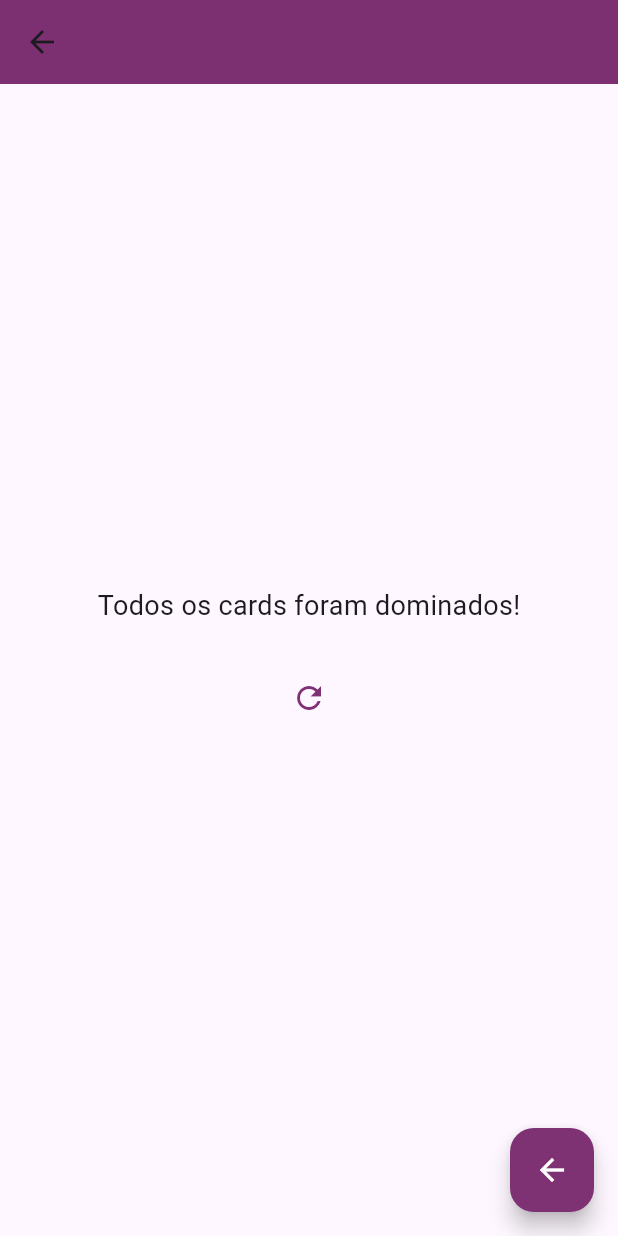
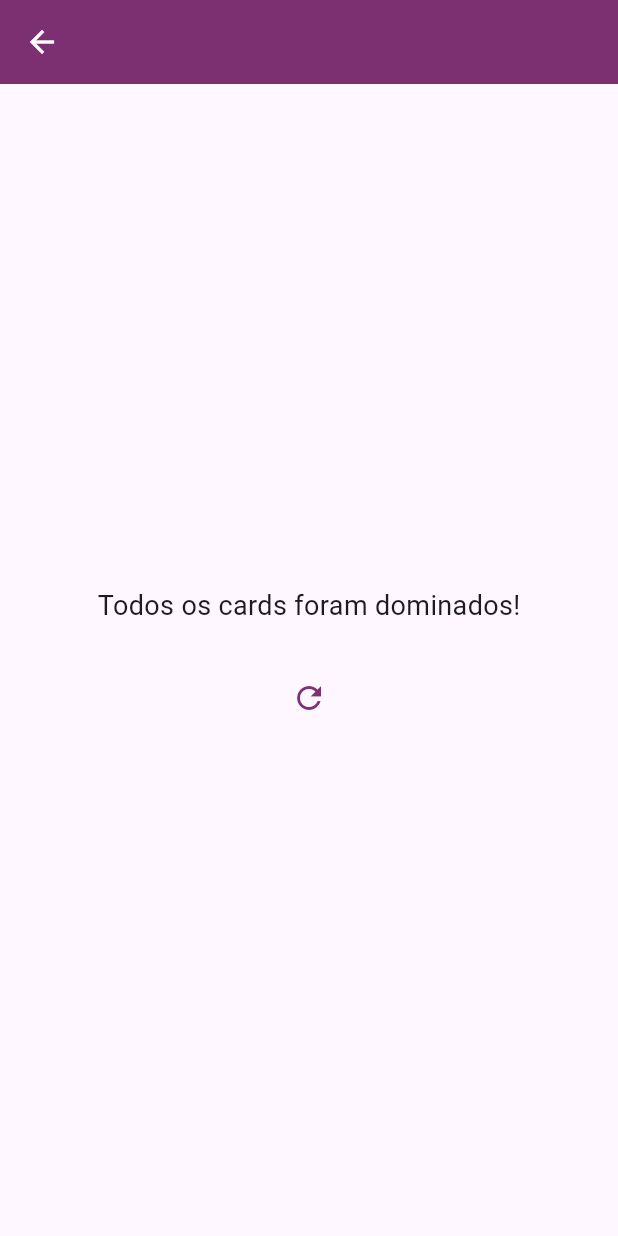
Before and after one commit to Brunno-Bocardo/mindFlash, a Flutter app: the TelaDeckPlay screen opened directly with empty values, on a phone screen of 412 x 824 dp. Run offline on Flutter 3.47's test engine with Material 3 defaults, Android fonts, the phone set to English and light mode, and no system bars; our stand-ins replace firebase_auth, firebase_core, go_router, sqflite; accounts and stored records are empty; generated files the repository leaves out were written again.

Commit message:
estilo da página de play

```diff
--- a/app_flashcards/lib/screens/tela_play_deck.dart
+++ b/app_flashcards/lib/screens/tela_play_deck.dart
@@ -128,7 +128,18 @@ class _TelaDeckPlayState extends State<TelaDeckPlay> {
   Widget build(BuildContext context) {
     if (_activeCards.isEmpty) {
       return Scaffold(
-        appBar: AppBar(backgroundColor: const Color.fromARGB(255, 124, 48, 114)),
+        appBar: AppBar(
+          backgroundColor: const Color.fromARGB(255, 124, 48, 114),
+          leading: IconButton(
+              icon: const Icon(Icons.arrow_back),
+              onPressed: () {
+                final deckId = widget.deckId;
+                context.go('/deck/$deckId');
+              },
+            ),
+          iconTheme: IconThemeData( color: Colors.white ),
+        ),
+
         body: Center(
           child: Column(
             mainAxisAlignment: MainAxisAlignment.center,
@@ -148,54 +159,54 @@ class _TelaDeckPlayState extends State<TelaDeckPlay> {
             ],
           ),
         ),
-        floatingActionButton: FloatingActionButton(
-          onPressed: () {
-            final deckId = widget.deckId;
-            context.go('/deck/$deckId');
-          },
-          backgroundColor: const Color.fromARGB(255, 126, 49, 115),
-          foregroundColor: Colors.white,
-          child: const Icon(Icons.arrow_back),
-        ),
       );
     }
 
     final currentCard = _activeCards[_currentIndex];
 
     return Scaffold(
-      appBar: AppBar(backgroundColor: const Color.fromARGB(255, 124, 48, 114)),
+      appBar: AppBar(
+        backgroundColor: const Color.fromARGB(255, 124, 48, 114),
+        leading: IconButton(
+            icon: const Icon(Icons.arrow_back),
+            onPressed: () {
+              final deckId = widget.deckId;
+              context.go('/deck/$deckId');
+            },
+          ),
+        iconTheme: IconThemeData( color: Colors.white ),
+      ),
+
       body: Column(
         mainAxisAlignment: MainAxisAlignment.center,
         children: [
           Center(
             child: GestureDetector(
               onTap: () => setState(() => _showAnswer = !_showAnswer),
+              child: Container(
+                // isso define tamanhos responsivos paro o card
+                width: MediaQuery.of(context).size.width * 0.85,
+                height: MediaQuery.of(context).size.height * 0.6,
+                margin: EdgeInsets.only(bottom: _showAnswer ? 0 : 73,),
                 child: Card(
+                  color: const Color.fromARGB(255, 185, 77, 171),
                   elevation: 8,
-                margin: const EdgeInsets.all(24),
+                  shape: RoundedRectangleBorder( borderRadius: BorderRadius.circular(15), ),
+                  child: Center(
                     child: Padding(
-                  padding: const EdgeInsets.all(32),
+                      padding: const EdgeInsets.all(20),
+                      child: SingleChildScrollView(
                         child: Text(
-                    currentCard.question,
-                    style: const TextStyle(fontSize: 20),
+                          _showAnswer ? currentCard.answer : currentCard.question,
+                          style: const TextStyle(
+                            fontSize: 20,
+                            color: Colors.white,
+                          ),
                           textAlign: TextAlign.center,
                         ),
                       ),
                     ),
                   ),
-          ),
-          if(_showAnswer)
-            Center(
-              child: Card(
-                color: Colors.deepPurple[50],
-                elevation: 8,
-                margin: const EdgeInsets.symmetric(horizontal: 24),
-                child: Padding(
-                  padding: const EdgeInsets.all(32),
-                  child: Text(
-                    currentCard.answer,
-                    style: const TextStyle(fontSize: 18),
-                    textAlign: TextAlign.center,
                 ),
               ),
             ),
@@ -206,30 +217,38 @@ class _TelaDeckPlayState extends State<TelaDeckPlay> {
               child: Row(
                 mainAxisAlignment: MainAxisAlignment.spaceEvenly,
                 children: [
-                  ElevatedButton.icon(
-                    icon: const Icon(Icons.check),
+                  ElevatedButton(
                     onPressed: _acertouCard,
-                    label: const Text('Right'),
+                    style: ElevatedButton.styleFrom(
+                      padding: const EdgeInsets.symmetric(horizontal: 43, vertical: 10),
+                      backgroundColor: const Color.fromARGB(255, 176, 72, 163),
+                      foregroundColor: Colors.white,
+                      shape: RoundedRectangleBorder( // borda arredondada
+                        borderRadius: BorderRadius.circular(10),
                       ),
-                  ElevatedButton.icon(
-                    icon: const Icon(Icons.close),
+                    ),
+                    child: const Text('Certo', style: TextStyle(fontSize: 20),
+                    ),
+                  ),
+                  ElevatedButton(
                     onPressed: _errouCard,
-                    label: const Text('Wrong'),
-                  )
+                    style: ElevatedButton.styleFrom(
+                      padding: const EdgeInsets.symmetric(horizontal: 46, vertical: 10),
+                      backgroundColor: const Color.fromARGB(255, 176, 72, 163),
+                      foregroundColor: Colors.white,
+                      shape: RoundedRectangleBorder( // borda arredondada
+                        borderRadius: BorderRadius.circular(10),
+                      ),
+                    ),
+                    child: const Text('Errado', style: TextStyle(fontSize: 20),
+                    ),
+                  ),
                 ],
               )
             ),
         ],
       ),
-      floatingActionButton: FloatingActionButton(
-        onPressed: () {
-          final deckId = widget.deckId;
-          context.go('/deck/$deckId');
-        },
-        backgroundColor: const Color.fromARGB(255, 126, 49, 115),
-        foregroundColor: Colors.white,
-        child: const Icon(Icons.arrow_back),
-      ),
+
     );
   }
 }
--- a/app_flashcards/lib/screens/tela_settings.dart
+++ b/app_flashcards/lib/screens/tela_settings.dart
@@ -78,12 +78,12 @@ class _SettingsPageState extends State<SettingsPage> {
                       mainAxisAlignment: MainAxisAlignment.center,
                       children: [
                         // email do usuário logado
-                        Text(
-                          'Flávia Goes',
-                          style: TextStyle(
-                            fontSize: 18,
-                          ),
-                        ),
+                        // Text(
+                        //   'Flávia Goes',
+                        //   style: TextStyle(
+                        //     fontSize: 18,
+                        //   ),
+                        // ),
                         Text(
                           FirebaseAuth.instance.currentUser?.email ?? 'Não autenticado',
                           style: TextStyle(
```
Lines whose indentation alone changed are shown as unchanged.
